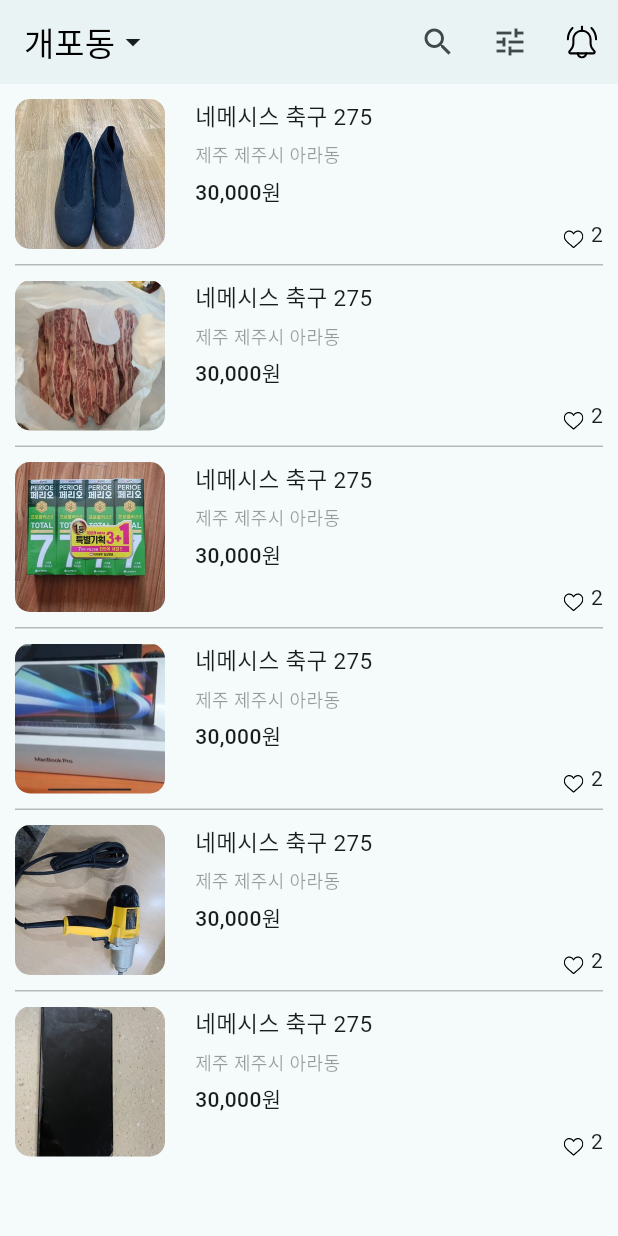
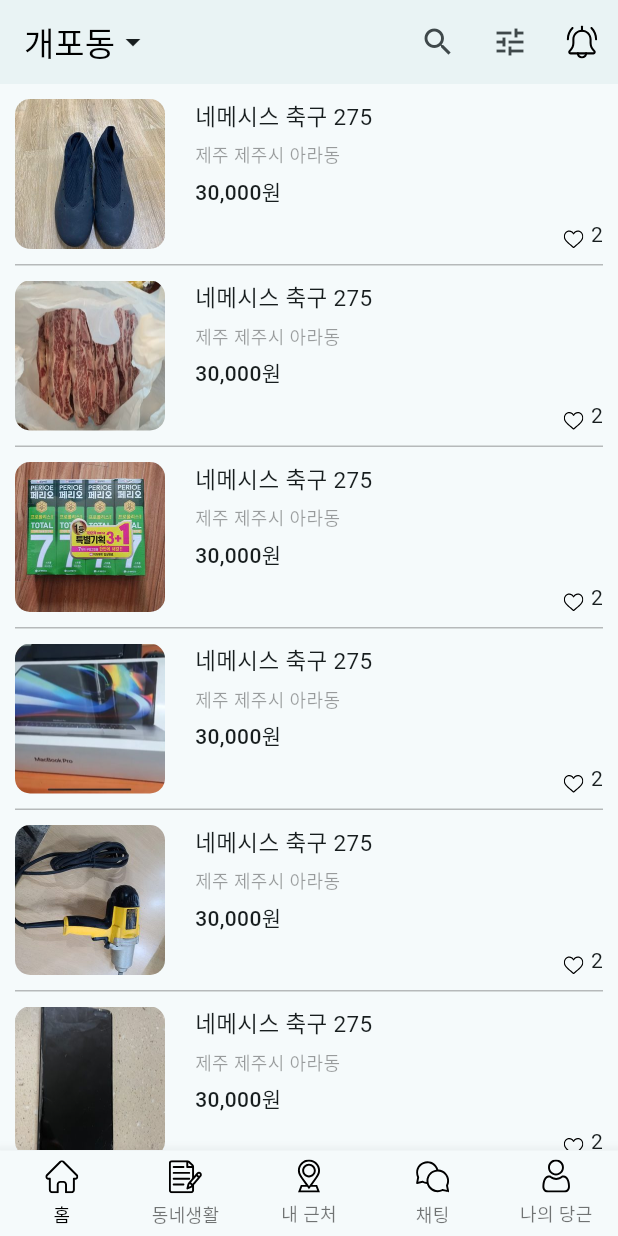
Before and after one commit to Chaerrrish/flutter-carrot-market, a Flutter app: the screen it shows after launch, on a phone screen of 412 x 824 dp. Run offline on Flutter 3.47's test engine with Material 3 defaults, Android fonts, the phone set to English and light mode, and no system bars; our stand-ins replace flutter_svg.

Commit message:
BottomNavigationBar 생성(~#4)

```diff
--- a/lib/pages/home.dart
+++ b/lib/pages/home.dart
@@ -11,10 +11,12 @@ class Home extends StatefulWidget {
 
 class _HomeState extends State<Home> {
   List<Map<String, String>> datas = [];
+  int _currentPageIndex = 0;
 
   @override
     void initState() {
     super.initState();
+    _currentPageIndex = 0;
     datas = [
       {
         "image" : "assets/images/ara-1.jpg",
@@ -154,13 +156,43 @@ class _HomeState extends State<Home> {
     );
   }
 
+  BottomNavigationBarItem _bottomNavigationBarItem(String iconName, String label){
+    return BottomNavigationBarItem(
+        icon: Padding(
+          padding: const EdgeInsets.only(bottom: 5),
+          child: SvgPicture.asset("assets/svg/${iconName}_off.svg", width: 22),
+        ),
+      label: label
+    );
+  }
+
+  Widget _bottomNavigationBarWidget() {
+    return BottomNavigationBar(
+      type: BottomNavigationBarType.fixed,
+        onTap: (int index) {
+          print(index);
+          setState(() {
+            _currentPageIndex = index;
+          });
+        },
+        currentIndex: _currentPageIndex,
+        selectedItemColor: Colors.black,
+        selectedFontSize: 12,
+        items: [
+        _bottomNavigationBarItem("home", "홈"),
+        _bottomNavigationBarItem("notes", "동네생활"),
+        _bottomNavigationBarItem("location", "내 근처"),
+        _bottomNavigationBarItem("chat", "채팅"),
+        _bottomNavigationBarItem("user", "나의 당근"),
+    ]);
+  }
 
   @override
   Widget build(BuildContext context) {
     return Scaffold(
       appBar: _appbarWidget(),
       body: _bodyWidget(),
-      // bottomNavigationBar: Container(),
+      bottomNavigationBar: _bottomNavigationBarWidget(),
     );
   }
 }
```
